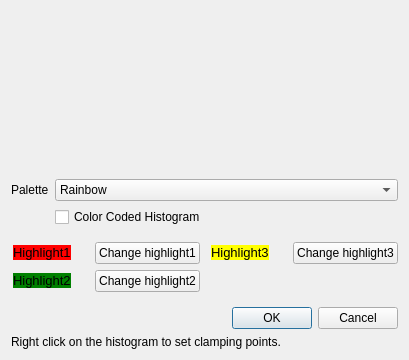
First picture: the form in EditColorMap.ui, repository danlipsa/foamvis, before the edit.
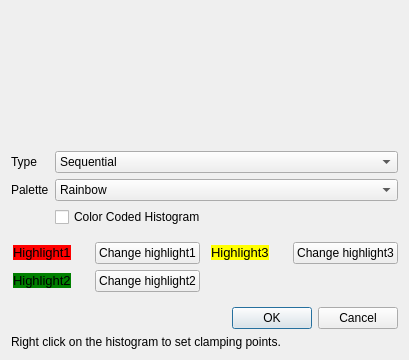
Second picture: the form after the edit. Custom widgets are drawn as their Qt base class.

```diff
--- a/EditColorMap.ui
+++ b/EditColorMap.ui
@@ -26,14 +26,14 @@
       <property name="margin">
        <number>0</number>
       </property>
-      <item row="0" column="0">
+      <item row="1" column="0">
        <widget class="QLabel" name="label">
         <property name="text">
          <string>Palette</string>
         </property>
        </widget>
       </item>
-      <item row="0" column="1">
+      <item row="1" column="1">
        <widget class="QComboBox" name="comboBoxPalette">
         <item>
          <property name="text">
@@ -82,13 +82,34 @@
         </item>
        </widget>
       </item>
-      <item row="1" column="1">
+      <item row="2" column="1">
        <widget class="QCheckBox" name="checkBoxColorCodedHistogram">
         <property name="text">
          <string>Color Coded Histogram</string>
         </property>
        </widget>
       </item>
+      <item row="0" column="0">
+       <widget class="QLabel" name="label_3">
+        <property name="text">
+         <string>Type</string>
+        </property>
+       </widget>
+      </item>
+      <item row="0" column="1">
+       <widget class="QComboBox" name="comboBoxPaletteType">
+        <item>
+         <property name="text">
+          <string>Sequential</string>
+         </property>
+        </item>
+        <item>
+         <property name="text">
+          <string>Divergent</string>
+         </property>
+        </item>
+       </widget>
+      </item>
      </layout>
     </widget>
    </item>
```
